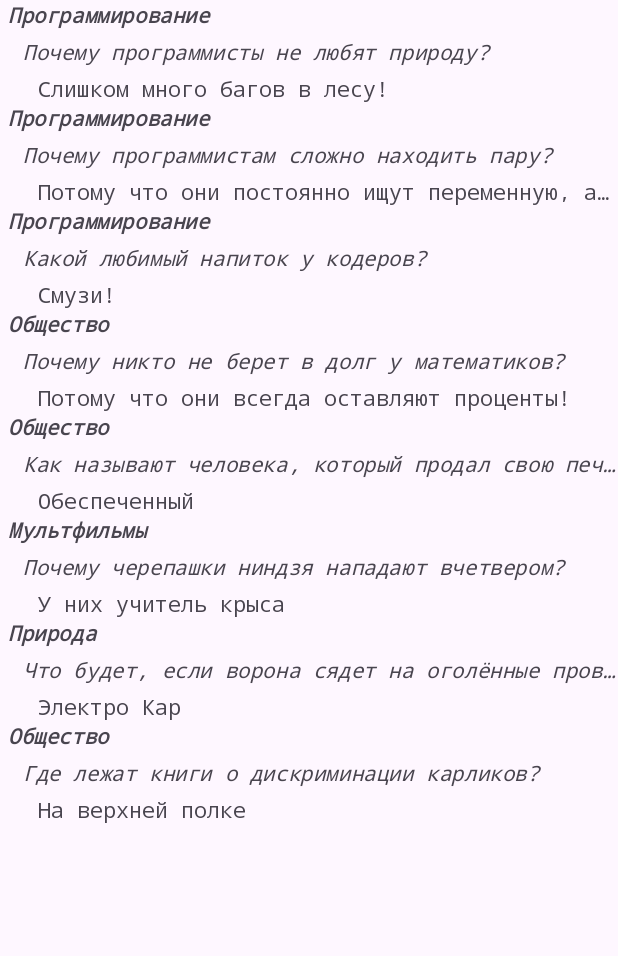
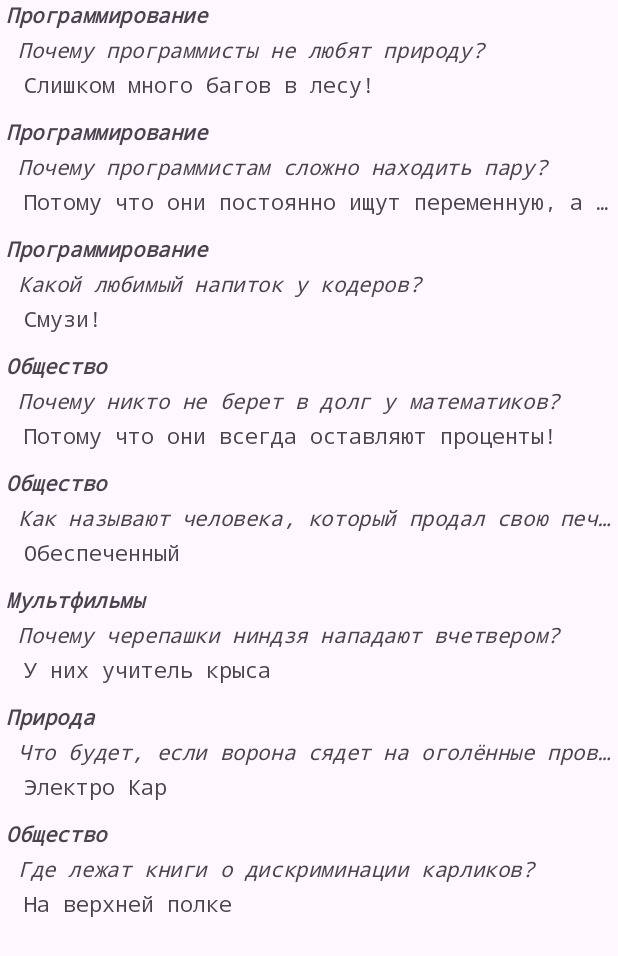
Before and after one commit to aka-iriska/TBankCourse, an Android app: the screen it shows after launch (MainActivity), on a phone screen of 412 x 824 dp. Shown: the top 956 px of the screen. Run offline under Robolectric (Android 15) with nearby library versions, the phone set to English and light mode, and no system bars.

Commit message:
сделала отступы четными, добавила marginBottom у `ConstraintLayout`, убрала +id

```diff
--- a/app/src/main/res/layout/joke_item.xml
+++ b/app/src/main/res/layout/joke_item.xml
@@ -2,13 +2,14 @@
 <androidx.constraintlayout.widget.ConstraintLayout xmlns:android="http://schemas.android.com/apk/res/android"
     xmlns:app="http://schemas.android.com/apk/res-auto"
     android:layout_width="match_parent"
-    android:layout_height="wrap_content">
+    android:layout_height="wrap_content"
+    android:layout_marginBottom="12dp">
 
     <TextView
         android:id="@+id/jokeCategory"
         android:layout_width="0dp"
         android:layout_height="wrap_content"
-        android:layout_marginStart="5dp"
+        android:layout_marginStart="4dp"
         android:ellipsize="end"
         android:fontFamily="monospace"
         android:maxLines="1"
@@ -19,17 +20,16 @@
         app:layout_constraintTop_toTopOf="parent" />
 
     <TextView
-        android:id="@+id/jokeQuestion"
+        android:id="@id/jokeQuestion"
         android:layout_width="0dp"
         android:layout_height="wrap_content"
         android:maxLines="1"
         android:ellipsize="end"
-        android:layout_marginStart="15dp"
-        android:layout_marginTop="5dp"
+        android:layout_marginStart="12dp"
+        android:layout_marginTop="4dp"
         android:fontFamily="monospace"
         android:text="Question"
         android:textStyle="italic"
-
         app:layout_constraintEnd_toEndOf="parent"
         app:layout_constraintStart_toStartOf="parent"
         app:layout_constraintTop_toBottomOf="@+id/jokeCategory" />
@@ -40,12 +40,11 @@
         android:layout_height="wrap_content"
         android:maxLines="1"
         android:ellipsize="end"
-        android:layout_marginStart="25dp"
-        android:layout_marginTop="5dp"
+        android:layout_marginStart="16dp"
+        android:layout_marginTop="4dp"
         android:layout_marginBottom="10dp"
         android:fontFamily="monospace"
         android:text="Joke"
-
         app:layout_constraintEnd_toEndOf="parent"
         app:layout_constraintStart_toStartOf="parent"
         app:layout_constraintTop_toBottomOf="@+id/jokeQuestion" />
```
